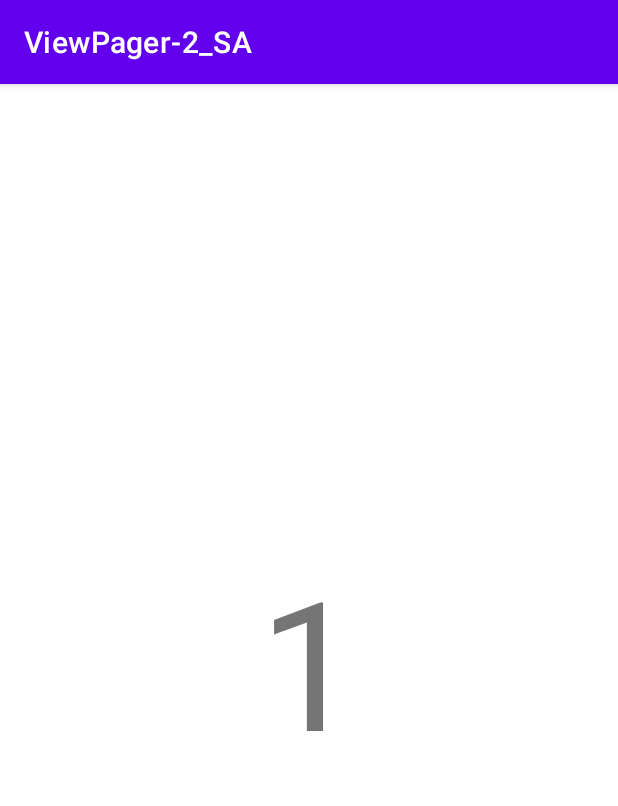
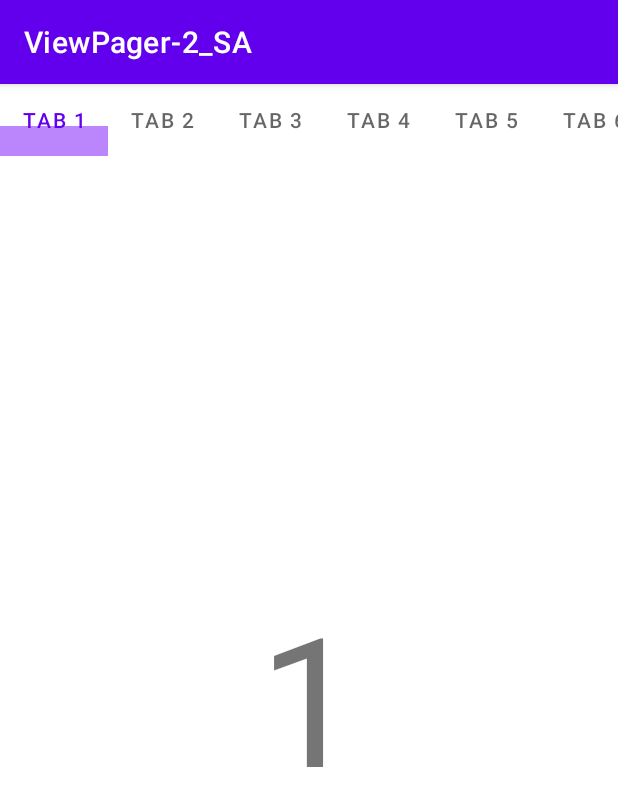
Before and after one commit to KashbullinRail/ViewPager-2_SA, an Android app: the screen it shows after launch (MainActivity), on a phone screen of 412 x 824 dp. Shown: the top 806 px of the screen. Run offline under Robolectric (Android 15) with nearby library versions, the phone set to English and light mode, and no system bars; libraries missing offline, so code that uses them is left out: by.kirich1409.viewbindingdelegate; 1 statement that could not run was skipped.

Commit message:
tabLayout created

```diff
--- a/app/src/main/java/com/example/viewpager_2_sa/MainActivity.kt
+++ b/app/src/main/java/com/example/viewpager_2_sa/MainActivity.kt
@@ -3,11 +3,15 @@ package com.example.viewpager_2_sa
 import android.os.Bundle
 import androidx.appcompat.app.AppCompatActivity
 import androidx.viewpager2.widget.ViewPager2
+import com.google.android.material.tabs.TabLayout
+import com.google.android.material.tabs.TabLayoutMediator
+
 
 class MainActivity : AppCompatActivity() {
 
     private lateinit var adapter: NumberAdapter
     private lateinit var viewPager: ViewPager2
+    private lateinit var tabLayout: TabLayout
 
     override fun onCreate(savedInstanceState: Bundle?) {
         super.onCreate(savedInstanceState)
@@ -17,5 +21,11 @@ class MainActivity : AppCompatActivity() {
         viewPager = findViewById(R.id.viewPager)
         viewPager.adapter = adapter
 
+        tabLayout = findViewById(R.id.tabLayout)
+
+        TabLayoutMediator(tabLayout, viewPager) { tab, position ->
+            tab.text = "TAB ${(position + 1)}"
+        }.attach()
+
     }
 }
--- a/app/src/main/res/layout/activity_main.xml
+++ b/app/src/main/res/layout/activity_main.xml
@@ -6,13 +6,24 @@
     android:layout_height="match_parent"
     tools:context=".MainActivity">
 
+    <com.google.android.material.tabs.TabLayout
+        android:id="@+id/tabLayout"
+        android:layout_width="match_parent"
+        android:layout_height="wrap_content"
+        app:layout_constraintEnd_toEndOf="parent"
+        app:layout_constraintStart_toStartOf="parent"
+        app:layout_constraintTop_toTopOf="parent"
+        app:tabIndicatorColor="@color/purple_200"
+        app:tabIndicatorHeight="20dp"
+        app:tabMode="scrollable" />
+
     <androidx.viewpager2.widget.ViewPager2
         android:id="@+id/viewPager"
         android:layout_width="match_parent"
-        android:layout_height="match_parent"
+        android:layout_height="0dp"
         app:layout_constraintBottom_toBottomOf="parent"
         app:layout_constraintEnd_toEndOf="parent"
         app:layout_constraintStart_toStartOf="parent"
-        app:layout_constraintTop_toTopOf="parent" />
+        app:layout_constraintTop_toBottomOf="@+id/tabLayout" />
 
 </androidx.constraintlayout.widget.ConstraintLayout>
--- a/build.gradle
+++ b/build.gradle
@@ -1,4 +1,5 @@
 // Top-level build file where you can add configuration options common to all sub-projects/modules.
+
 plugins {
     id 'com.android.application' version '7.3.1' apply false
     id 'com.android.library' version '7.3.1' apply false
```
